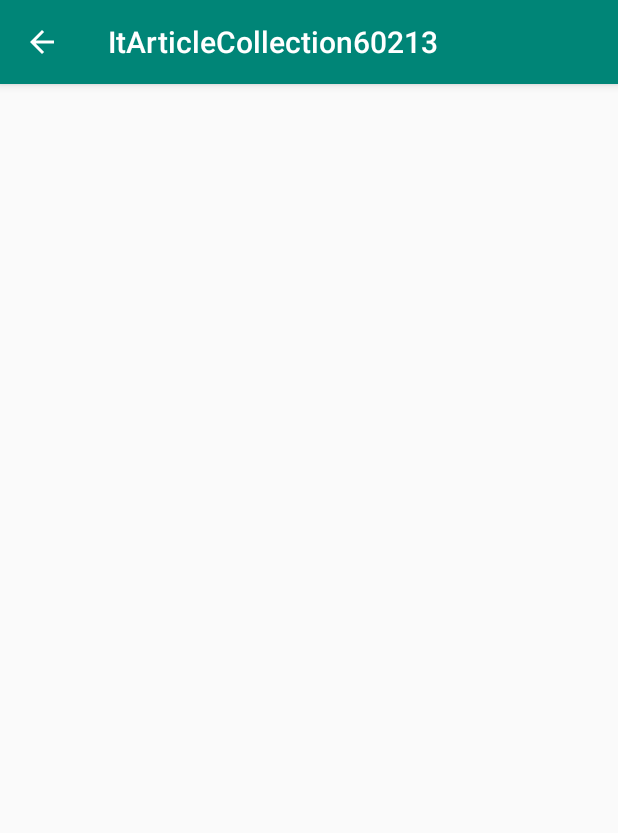
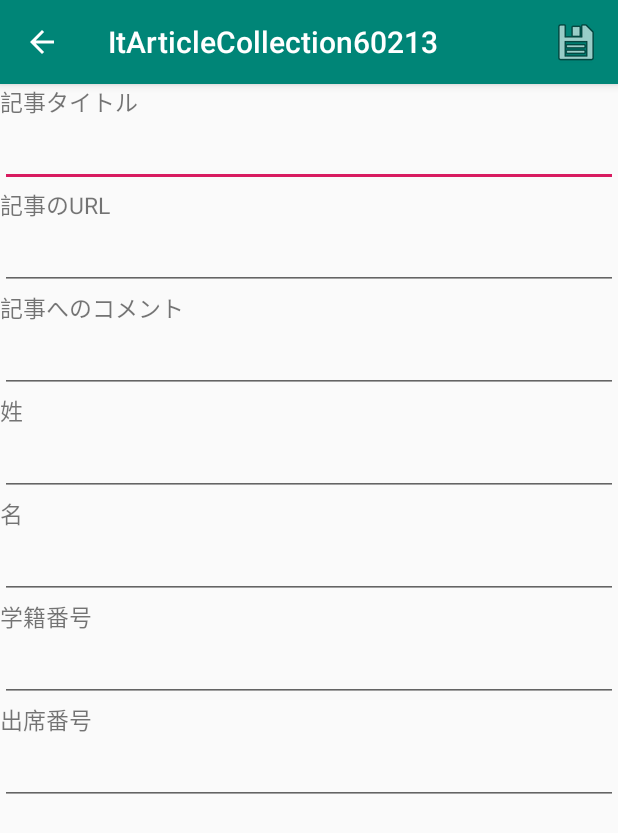
Before and after one commit to tnkTaka/ItArticleCollection60213, an Android app: the ArticleAddActivity screen opened directly, with no data from a screen before it, on a phone screen of 412 x 824 dp. Shown: the top 833 px of the screen. Run offline under Robolectric (Android 15) with nearby library versions, the phone set to English and light mode, and no system bars.

Commit message:
レイアウトできた

```diff
--- a/app/src/main/java/local/hal/st32/android/itarticlecollection60213/ArticleAddActivity.java
+++ b/app/src/main/java/local/hal/st32/android/itarticlecollection60213/ArticleAddActivity.java
@@ -2,6 +2,8 @@ package local.hal.st32.android.itarticlecollection60213;
 
 import android.support.v7.app.AppCompatActivity;
 import android.os.Bundle;
+import android.view.Menu;
+import android.view.MenuInflater;
 import android.view.MenuItem;
 
 public class ArticleAddActivity extends AppCompatActivity {
@@ -14,14 +16,23 @@ public class ArticleAddActivity extends AppCompatActivity {
         android.support.v7.app.ActionBar actionBar = getSupportActionBar();
         actionBar.setHomeButtonEnabled(true);
         actionBar.setDisplayHomeAsUpEnabled(true);
-
-
     }
 
     @Override
-    public boolean onOptionsItemSelected(MenuItem item){
-        switch (item.getItemId()){
-            case  android.R.id.home:
+    public boolean onCreateOptionsMenu(Menu menu) {
+        MenuInflater inflater = getMenuInflater();
+        inflater.inflate(R.menu.article_add_menu, menu);
+        return true;
+    }
+
+    @Override
+    public boolean onOptionsItemSelected(MenuItem item) {
+        switch (item.getItemId()) {
+            case android.R.id.home:
+                finish();
+                break;
+
+            case R.id.addButton:
                 finish();
                 break;
         }
--- /dev/null
+++ b/app/src/main/java/local/hal/st32/android/itarticlecollection60213/PostMyArticle.java
@@ -0,0 +1,5 @@
+package local.hal.st32.android.itarticlecollection60213;
+
+public class PostMyArticle {
+
+}
--- a/app/src/main/res/layout/activity_article_add.xml
+++ b/app/src/main/res/layout/activity_article_add.xml
@@ -6,4 +6,114 @@
     android:layout_height="match_parent"
     tools:context=".ArticleAddActivity">
 
+    <ScrollView
+        android:id="@+id/scrollView"
+        android:layout_width="match_parent"
+        android:layout_height="match_parent">
+
+        <LinearLayout
+            xmlns:android="http://schemas.android.com/apk/res/android"
+            android:layout_width="match_parent"
+            android:layout_height="match_parent"
+            android:orientation="vertical">
+
+            <TextView
+                android:layout_width="match_parent"
+                android:layout_height="wrap_content"
+                android:text="記事タイトル"
+                android:textSize="15sp"/>
+
+            <EditText
+                android:id="@+id/etTitle"
+                android:layout_width="match_parent"
+                android:layout_height="wrap_content"
+                android:inputType="text" />
+
+            <TextView
+                android:layout_width="match_parent"
+                android:layout_height="wrap_content"
+                android:text="記事のURL"
+                android:textSize="15sp"/>
+            <EditText
+                android:id="@+id/etUrl"
+                android:layout_width="match_parent"
+                android:layout_height="wrap_content"
+                android:inputType="textUri"/>
+
+            <TextView
+                android:layout_width="match_parent"
+                android:layout_height="wrap_content"
+                android:text="記事へのコメント"
+                android:textSize="15sp"/>
+            <EditText
+                android:id="@+id/etComment"
+                android:layout_width="match_parent"
+                android:layout_height="wrap_content"
+                android:inputType="text" />
+
+            <TextView
+                android:layout_width="match_parent"
+                android:layout_height="wrap_content"
+                android:text="姓"
+                android:textSize="15sp"/>
+            <EditText
+                android:id="@+id/etLastName"
+                android:layout_width="match_parent"
+                android:layout_height="wrap_content"
+                android:inputType="text" />
+
+            <TextView
+                android:layout_width="match_parent"
+                android:layout_height="wrap_content"
+                android:text="名"
+                android:textSize="15sp"/>
+            <EditText
+                android:id="@+id/etFirstName"
+                android:layout_width="match_parent"
+                android:layout_height="wrap_content"
+                android:inputType="text" />
+
+            <TextView
+                android:layout_width="match_parent"
+                android:layout_height="wrap_content"
+                android:text="学籍番号"
+                android:textSize="15sp"/>
+            <EditText
+                android:id="@+id/etStudentId"
+                android:layout_width="match_parent"
+                android:layout_height="wrap_content"
+                android:inputType="number"
+                android:maxLength="5"/>
+
+            <TextView
+                android:layout_width="match_parent"
+                android:layout_height="wrap_content"
+                android:text="出席番号"
+                android:textSize="15sp"/>
+            <EditText
+                android:id="@+id/etSeatNo"
+                android:layout_width="match_parent"
+                android:layout_height="wrap_content"
+                android:inputType="number"
+                android:maxLength="2"/>
+
+            <TextView
+                android:id="@+id/tvProcess"
+                android:layout_width="match_parent"
+                android:layout_height="wrap_content"
+                android:layout_marginTop="25dp"
+                android:text=""
+                android:textSize="15sp"/>
+
+            <TextView
+                android:id="@+id/tvResult"
+                android:layout_width="match_parent"
+                android:layout_height="wrap_content"
+                android:layout_marginTop="25dp"
+                android:text=""
+                android:textSize="15sp"/>
+
+        </LinearLayout>
+    </ScrollView>
+
 </android.support.constraint.ConstraintLayout>
--- /dev/null
+++ b/app/src/main/res/menu/article_add_menu.xml
@@ -0,0 +1,13 @@
+<?xml version="1.0" encoding="utf-8"?>
+
+<menu
+    xmlns:android="http://schemas.android.com/apk/res/android"
+    xmlns:app="http://schemas.android.com/apk/res-auto">
+
+    <item
+        android:id="@+id/addButton"
+        android:icon="@android:drawable/ic_menu_save"
+        android:title="Add"
+        app:showAsAction="always|withText" />
+
+</menu>
```
